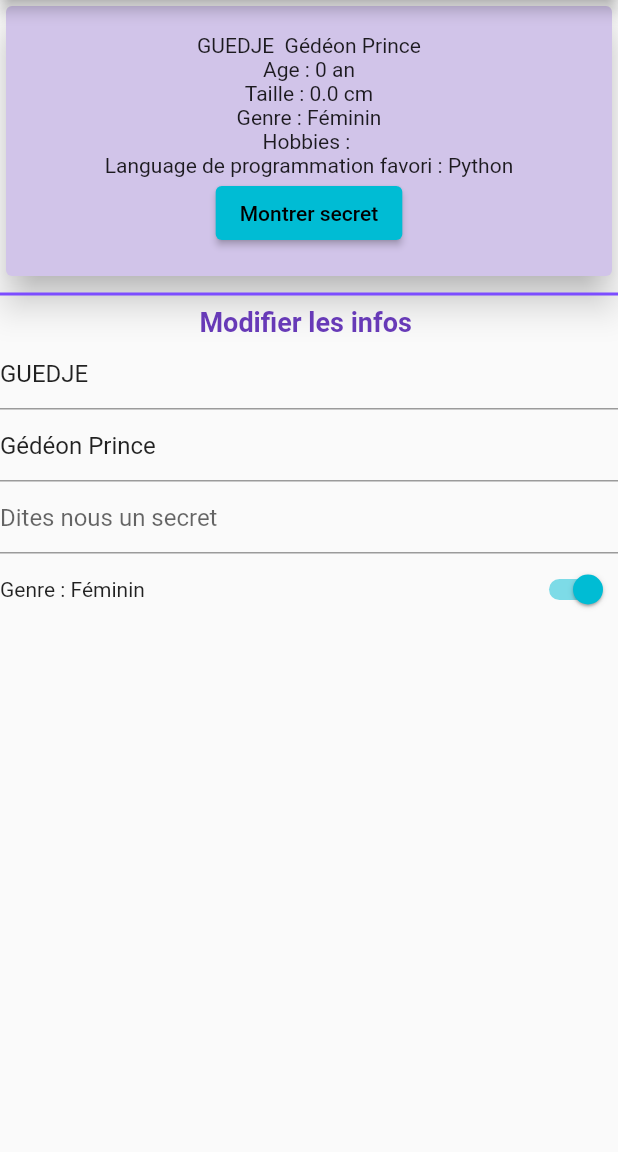
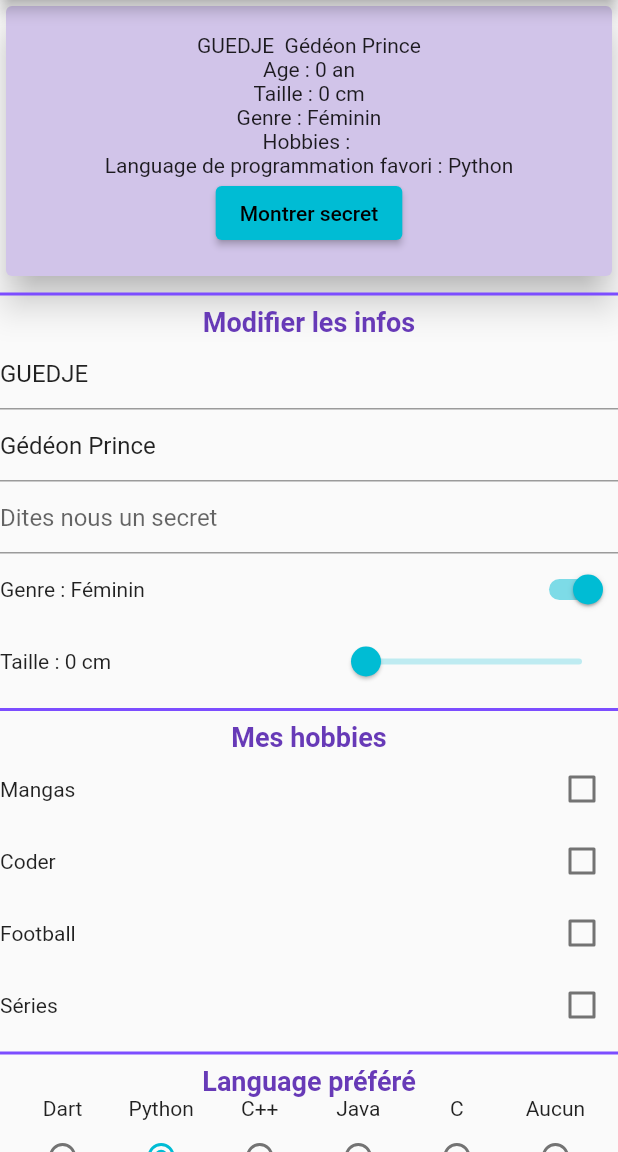
Before and after one commit to princeGedeon/Profile_page, a Flutter app: the screen it shows after launch, on a phone screen of 412 x 824 dp, the part 84-1236 px from its top. Run offline on Flutter 3.47's test engine with Material 2 defaults, Android fonts, the phone set to English and light mode, and no system bars.

Commit message:
Finalisation du formulaire

```diff
--- a/lib/profile.dart
+++ b/lib/profile.dart
@@ -42,7 +42,7 @@ class Profile{
 
   String get_taille()
   {
-    return '$taille cm';
+    return '${taille.toInt()} cm';
   }
 
   String get_hoobies(){
--- a/lib/profile_page.dart
+++ b/lib/profile_page.dart
@@ -11,7 +11,12 @@ class ProfilePageState extends State<ProfilePage> {
   late TextEditingController prenom;
   late TextEditingController secret;
   bool showsecret=false;
-
+  Map<String,bool> hoobies={
+    "Mangas":false,
+    "Coder":false,
+    "Football":false,
+    "Séries":false
+  };
   @override
   void initState() {
     super.initState();
@@ -64,11 +69,7 @@ class ProfilePageState extends State<ProfilePage> {
               ),
             )),
             Divider(color: Colors.deepPurpleAccent,thickness: 2),
-            const Text("Modifier les infos ",style: TextStyle(
-              color: Colors.deepPurple,
-              fontWeight: FontWeight.bold,
-              fontSize: 18,
-            ),),
+           myTitle("Modifier les infos"),
             myTextField(controller: nom, hint: "Entrez votre nom"),
             myTextField(controller: prenom, hint: "Entrez votre prénom"),
             myTextField(controller: secret, hint: "Dites nous un secret",isSecret: true),
@@ -83,7 +84,26 @@ class ProfilePageState extends State<ProfilePage> {
                   });
                 }))
               ],
-            )
+            ),
+            Row(
+              mainAxisSize: MainAxisSize.max,
+              mainAxisAlignment: MainAxisAlignment.spaceBetween,
+              children: [
+                Text("Taille : ${myprofile.get_taille()}"),
+                Slider(min: 0,max: 250,value: myprofile.taille, onChanged: ((newHeight){
+                  setState((){
+                    myprofile.taille=newHeight;
+                  });
+                })),
+
+
+              ],
+            ),
+            Divider(color: Colors.deepPurpleAccent,thickness: 2),
+            myHobbies(),
+            Divider(color: Colors.deepPurpleAccent,thickness: 2),
+            myRadios(),
+
           ],
         ),
       ),
@@ -122,4 +142,76 @@ class ProfilePageState extends State<ProfilePage> {
       showsecret=!showsecret;
     });
   }
+  Column myHobbies(){
+    List<Widget> widgets=[myTitle("Mes hobbies")];
+    hoobies.forEach((hobbie, like) {
+      Row r=Row(
+        mainAxisSize: MainAxisSize.max,
+        mainAxisAlignment: MainAxisAlignment.spaceBetween,
+        children: [
+          Text(hobbie),
+          Checkbox(value: like, onChanged: (newbool){
+            setState((){
+              hoobies[hobbie]= newbool??false;
+              List<String> str=[];
+              hoobies.forEach((key, value) {
+                if (value==true){
+                  str.add(key);
+                }
+
+            });
+              myprofile.hobbies=str;
+
+      });
+
+          })
+        ],
+      );
+      widgets.add(r);
+    });
+    return Column(children: widgets,);
+  }
+
+  Text myTitle(String texte)
+  {
+    return Text(texte,style: TextStyle(
+      color: Colors.deepPurple,
+      fontWeight: FontWeight.bold,
+      fontSize: 18,
+    ),);
+  }
+
+  Column myRadios(){
+
+    List<Widget> w=[];
+    List<String> langs=["Dart","Python","C++","Java","C","Aucun"];
+    int index=langs.indexWhere((element) => element.startsWith(myprofile.favoriteLang));
+    for (var x=0;x<langs.length;x++)
+
+      {
+        Column r=Column(
+          mainAxisAlignment: MainAxisAlignment.spaceBetween,
+          mainAxisSize: MainAxisSize.max,
+          children: [
+            Text(langs[x]),
+            Radio(value: x, groupValue: index, onChanged: (newValue){
+              setState((){
+                myprofile.favoriteLang=langs[newValue as int];
+              });
+            })
+          ],
+        );
+        w.add(r);
+      }
+    return Column(
+      children: [
+        myTitle("Language préféré"),
+        Row(
+          mainAxisSize: MainAxisSize.max,
+          mainAxisAlignment: MainAxisAlignment.spaceEvenly,
+          children: w,
+        )
+      ],
+    );
+  }
 }
```
